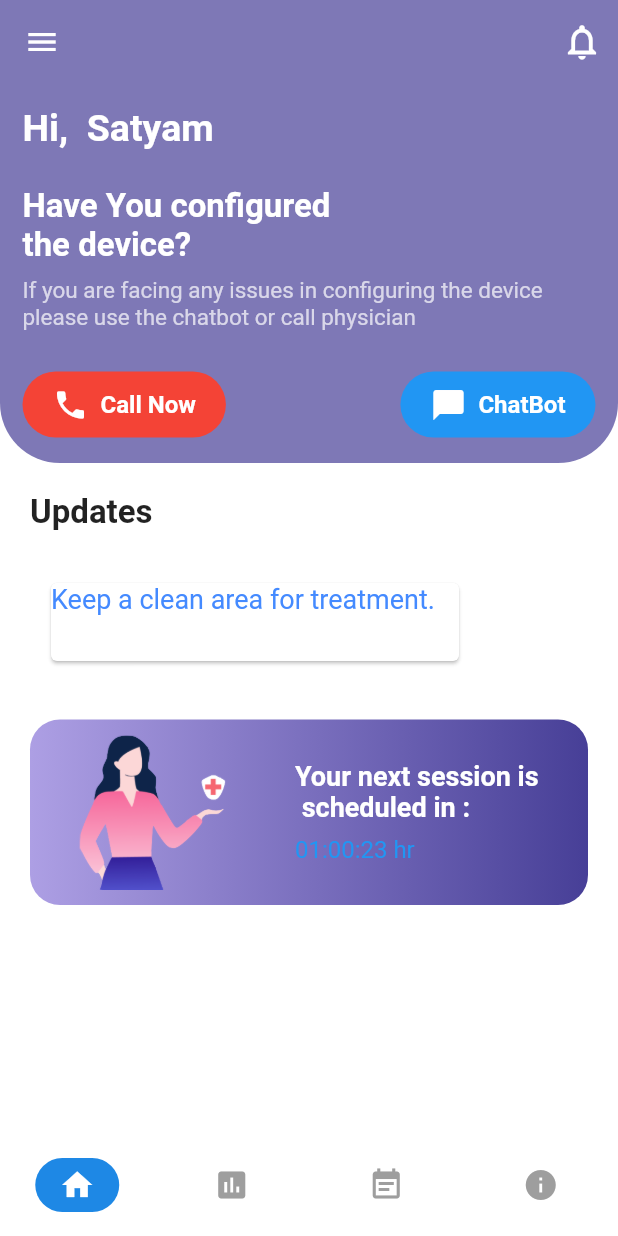
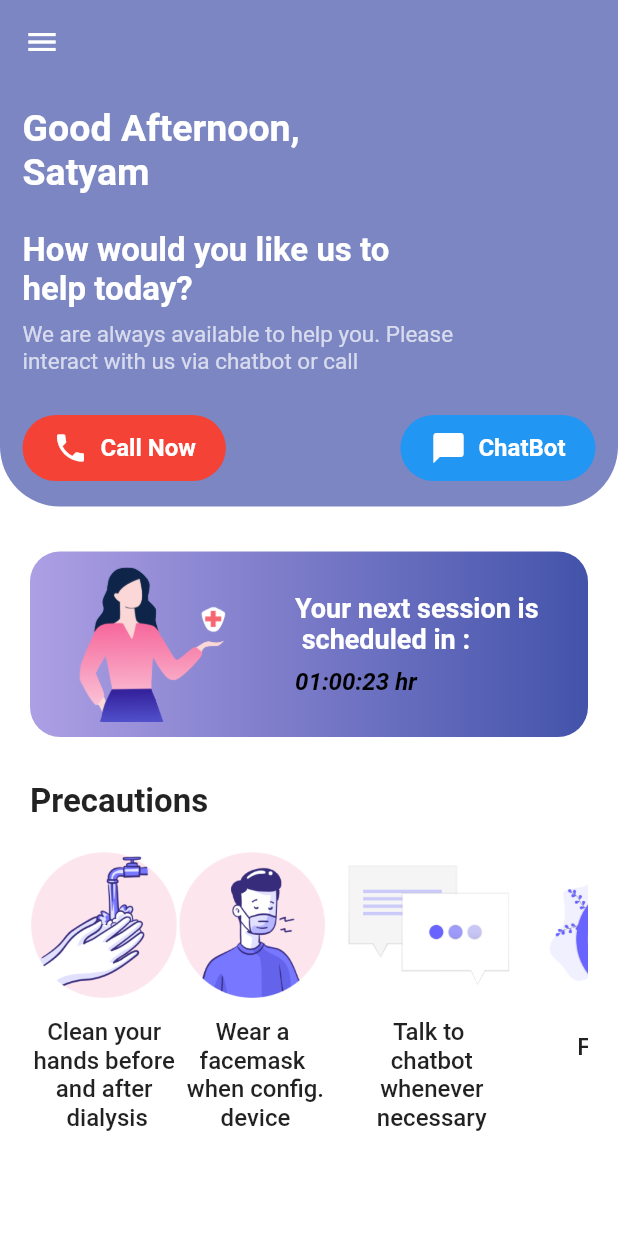
Before and after one commit to Satya2919/chatUI, a Flutter app: the screen it shows after launch, on a phone screen of 412 x 824 dp. Run offline on Flutter 3.47's test engine with Material 2 defaults, Android fonts, the phone set to English and light mode, and no system bars; our stand-ins replace animated_text_kit, bubble_tab_indicator, fl_chart.

Commit message:
Added precautions in bottom

```diff
--- a/lib/config/palette.dart
+++ b/lib/config/palette.dart
@@ -1,5 +1,5 @@
 import 'package:flutter/material.dart';
 
 class Palette {
-  static const Color primaryColor = Color(0xFF473F97);
+  static const Color primaryColor = Color(0xFF4353AA);
 }
--- a/lib/main.dart
+++ b/lib/main.dart
@@ -16,7 +16,7 @@ class MyApp extends StatelessWidget {
         scaffoldBackgroundColor: Colors.white,
 
       ),
-      home: BottomNavScreen(),
+      home: HomeScreen(),
     );
   }
 }
--- a/lib/screens/home_screen.dart
+++ b/lib/screens/home_screen.dart
@@ -1,10 +1,10 @@
+import 'package:covid/widgets/navbar.dart';
 import 'package:flutter/material.dart';
 import 'package:covid/config/palette.dart';
 import 'package:covid/config/styles.dart';
 import 'package:covid/data/data.dart';
 import 'package:covid/widgets/widgets.dart';
 import 'package:animated_text_kit/animated_text_kit.dart';
-import '../widgets/navbar.dart';
 
 class HomeScreen extends StatefulWidget {
   @override
@@ -24,14 +24,13 @@ class _HomeScreenState extends State<HomeScreen> {
         physics: ClampingScrollPhysics(),
         slivers: <Widget>[
           _buildHeader(screenHeight),
+          _buildYourOwnTest(screenHeight),
           _buildPreventionTips(screenHeight),
-          _buildYourOwnTest(screenHeight),
         ],
       ),
 
     );
   }
-
 
   SliverToBoxAdapter _buildHeader(double screenHeight) {
     return SliverToBoxAdapter(
@@ -51,7 +50,7 @@ class _HomeScreenState extends State<HomeScreen> {
               mainAxisAlignment: MainAxisAlignment.spaceBetween,
               children: <Widget>[
                 Text(
-                  'Hi,  Satyam',
+                  'Good Afternoon, \nSatyam',
                   style: const TextStyle(
                     color: Colors.white,
                     fontSize: 25.0,
@@ -65,7 +64,7 @@ class _HomeScreenState extends State<HomeScreen> {
               crossAxisAlignment: CrossAxisAlignment.start,
               children: <Widget>[
                 Text(
-                  'Have You configured \nthe device?',
+                  'How would you like us to \nhelp today?',
                   style: const TextStyle(
                     color: Colors.white,
                     fontSize: 22.0,
@@ -74,7 +73,7 @@ class _HomeScreenState extends State<HomeScreen> {
                 ),
                 SizedBox(height: screenHeight * 0.01),
                 Text(
-                  'If you are facing any issues in configuring the device please use the chatbot or call physician',
+                  'We are always available to help you. Please \ninteract with us via chatbot or call',
                   style: const TextStyle(
                     color: Colors.white70,
                     fontSize: 15.0,
@@ -142,40 +141,37 @@ class _HomeScreenState extends State<HomeScreen> {
           crossAxisAlignment: CrossAxisAlignment.start,
           children: <Widget>[
             Text(
-              'Updates',
+              'Precautions',
               style: const TextStyle(
                 fontSize: 22.0,
                 fontWeight: FontWeight.w600,
               ),
             ),
-            const SizedBox(height: 20.0),
-          Container(
-            height: 80,
-            width: 300,
-            padding: EdgeInsets.all(10.0),
-            child: Card(
-              child: FadeAnimatedTextKit(
-
-                  onTap: () {
-                    print("Tap Event");
-                  },
-                  totalRepeatCount: 10,
-                  text: [
-                    "Keep a clean area for treatment.",
-                    "Wash your hands thoroughly.",
-                    "Take care of your access or catheter",
-                    "Check the notification"
+            const SizedBox(height: 20.0,),
+            SingleChildScrollView(
+              scrollDirection: Axis.horizontal,
+              child: Row(
+                mainAxisAlignment: MainAxisAlignment.spaceBetween,
+                children: prevention
+                  .map((e) => Column(
+                  children: <Widget>[
+                    Image.asset(
+                      e.keys.first,
+                      height: screenHeight * 0.12,
+                    ),
+                    SizedBox(height: screenHeight * 0.015),
+                    Text(
+                      e.values.first,
+                      style: const TextStyle(
+                        fontSize: 16.0,
+                        fontWeight: FontWeight.w500,
+                      ),
+                      textAlign: TextAlign.center,
+                    )
                   ],
-                  textStyle: TextStyle(color: Colors.blueAccent,
-                      fontSize: 18.0,
-                      fontWeight: FontWeight.w400
-                  ),
-                  textAlign: TextAlign.start,
-                  alignment: AlignmentDirectional.center // or Alignment.topLeft
-              ),
+                )).toList(),
               ),
             )
-
           ],
         ),
       ),
@@ -184,9 +180,12 @@ class _HomeScreenState extends State<HomeScreen> {
 
   SliverToBoxAdapter _buildYourOwnTest(double screenHeight) {
     return SliverToBoxAdapter(
-      child: Container(
+      child: Column(
+        children: <Widget>[
+          SizedBox(height: 20),
+          Container(
             margin: const EdgeInsets.symmetric(
-          vertical: 5.0,
+              vertical: 10.0,
               horizontal: 20.0,
             ),
             padding: const EdgeInsets.all(10.0),
@@ -217,7 +216,9 @@ class _HomeScreenState extends State<HomeScreen> {
                     Text(
                       '01:00:23 hr',
                       style: const TextStyle(
-                    color: Colors.blue,
+                        color: Colors.black,
+                        fontStyle: FontStyle.italic,
+                        fontWeight: FontWeight.bold,
                         fontSize: 16.0,
                       ),
                       maxLines: 2,
@@ -227,6 +228,8 @@ class _HomeScreenState extends State<HomeScreen> {
               ],
             ),
           ),
+        ],
+      )
     );
   }
 }
--- a/lib/widgets/custom_app_bar.dart
+++ b/lib/widgets/custom_app_bar.dart
@@ -8,13 +8,6 @@ class CustomAppBar extends StatelessWidget with PreferredSizeWidget {
       backgroundColor: Palette.primaryColor.withOpacity(0.7),
       elevation: 0.0,
 
-      actions: <Widget>[
-        IconButton(
-          icon: const Icon(Icons.notifications_none),
-          iconSize: 28.0,
-          onPressed: () {},
-        ),
-      ],
     );
   }
 
--- a/lib/widgets/navbar.dart
+++ b/lib/widgets/navbar.dart
@@ -9,7 +9,6 @@ class CustomDrawer extends StatelessWidget {
         padding: EdgeInsets.zero,
         children: <Widget>[
           DrawerHeader(
-
             decoration: BoxDecoration(
 
                 color: Palette.primaryColor.withOpacity(0.7),
```
Lines whose indentation alone changed are shown as unchanged.
